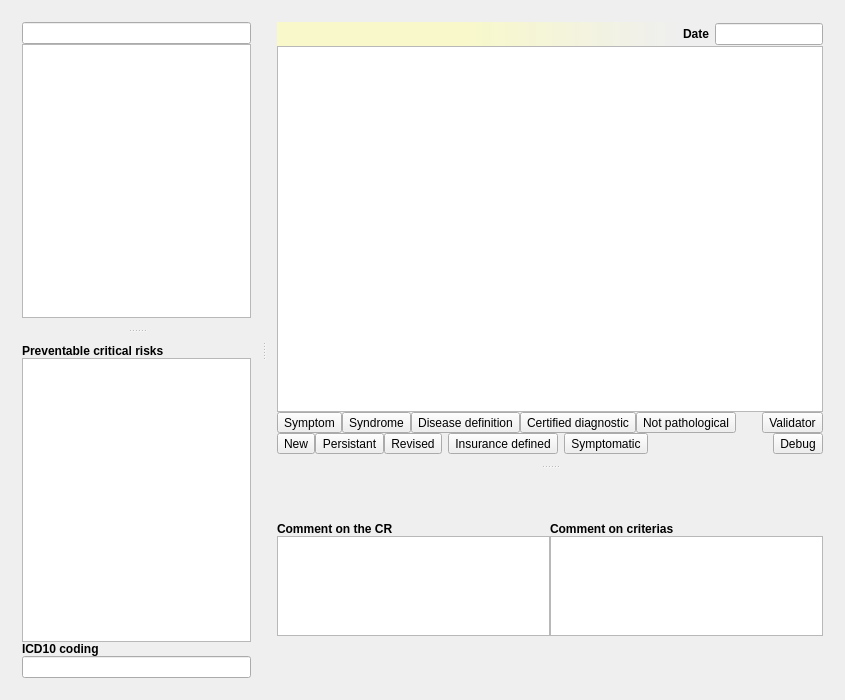
Above: freedrc/plugins/edrcplugin/widgets/rceditorwidget.ui from FreeHealth/freehealth before the change. Below: the same form after it.
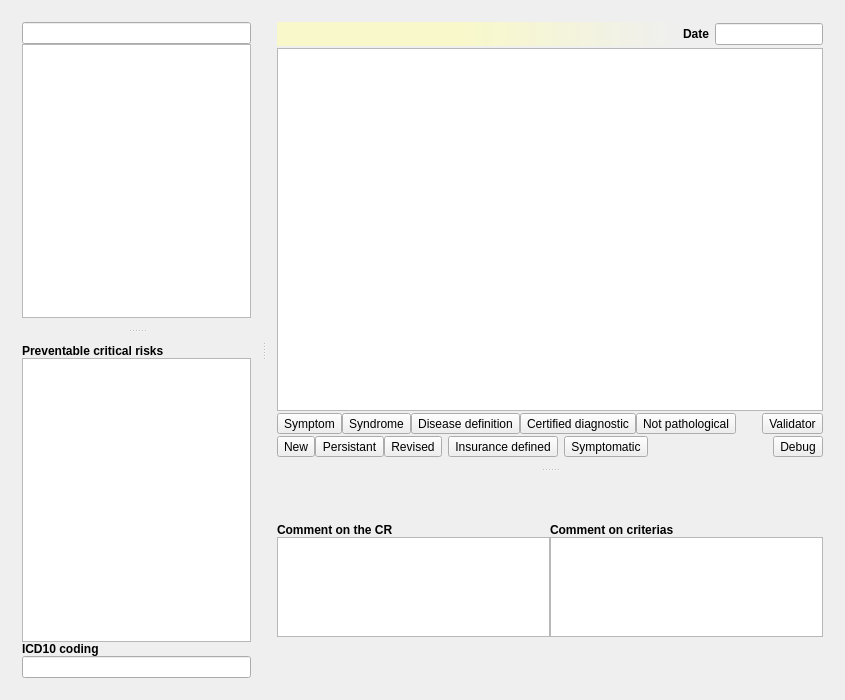
That is the form after the change. Custom widgets are drawn as their Qt base class.

```diff
--- a/freedrc/plugins/edrcplugin/widgets/rceditorwidget.ui
+++ b/freedrc/plugins/edrcplugin/widgets/rceditorwidget.ui
@@ -202,7 +202,7 @@
       <widget class="QWidget" name="layoutWidget_2">
        <layout class="QVBoxLayout" name="verticalLayout_2">
         <property name="spacing">
-         <number>0</number>
+         <number>2</number>
         </property>
         <item>
          <layout class="QHBoxLayout" name="horizontalLayout_3">
```
